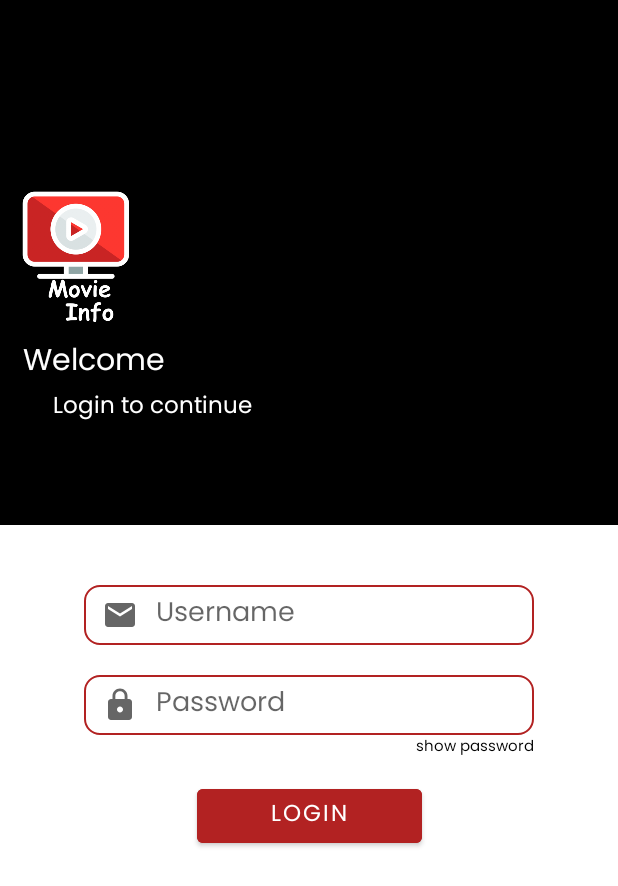
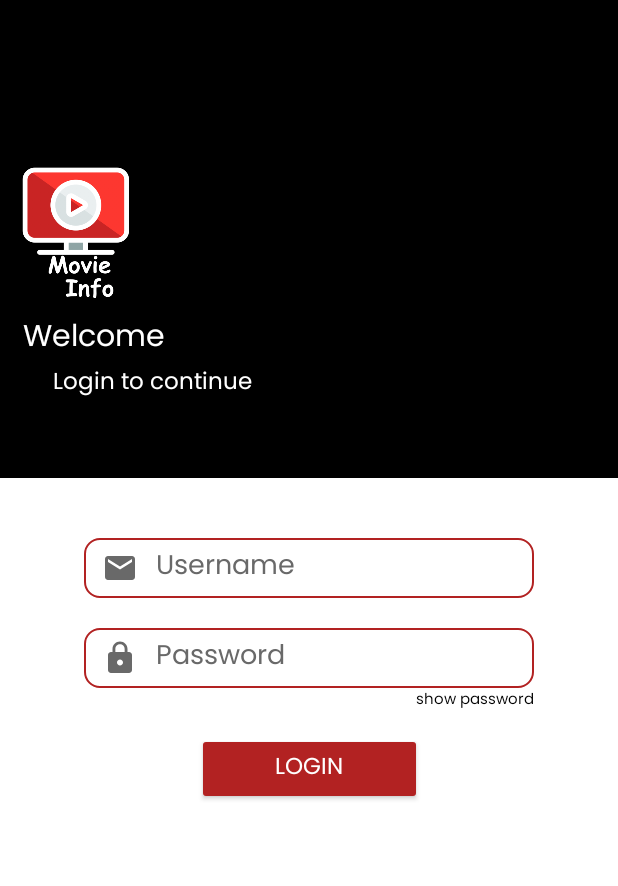
Before and after one commit to psparum/movie-info, an Android app: the screen it shows after launch (LoginActivity), on a phone screen of 412 x 824 dp. Shown: the top 886 px of the screen. Run offline under Robolectric (Android 15) with nearby library versions, the phone set to English and light mode, and no system bars.

Commit message:
change layout login above keyboard

```diff
--- a/app/src/main/AndroidManifest.xml
+++ b/app/src/main/AndroidManifest.xml
@@ -13,7 +13,9 @@
         android:theme="@style/Theme.MovieInfo">
         <activity
             android:name=".LoginActivity"
-            android:exported="true" />
+            android:windowSoftInputMode="adjustResize"
+            android:screenOrientation="portrait"
+            android:exported="false" />
         <activity
             android:name=".SplashActivity"
             android:exported="true">
--- a/app/src/main/res/drawable/ic_baseline_email_24.xml
+++ b/app/src/main/res/drawable/ic_baseline_email_24.xml
@@ -2,8 +2,7 @@
     android:width="24dp"
     android:height="24dp"
     android:viewportWidth="24"
-    android:viewportHeight="24"
-    android:tint="?attr/colorControlNormal">
+    android:viewportHeight="24">
   <path
       android:fillColor="@color/abu_tua"
       android:pathData="M20,4L4,4c-1.1,0 -1.99,0.9 -1.99,2L2,18c0,1.1 0.9,2 2,2h16c1.1,0 2,-0.9 2,-2L22,6c0,-1.1 -0.9,-2 -2,-2zM20,8l-8,5 -8,-5L4,6l8,5 8,-5v2z"/>
--- a/app/src/main/res/drawable/ic_baseline_lock_24.xml
+++ b/app/src/main/res/drawable/ic_baseline_lock_24.xml
@@ -2,8 +2,7 @@
     android:width="24dp"
     android:height="24dp"
     android:viewportWidth="24"
-    android:viewportHeight="24"
-    android:tint="?attr/colorControlNormal">
+    android:viewportHeight="24">
   <path
       android:fillColor="@color/abu_tua"
       android:pathData="M18,8h-1L17,6c0,-2.76 -2.24,-5 -5,-5S7,3.24 7,6v2L6,8c-1.1,0 -2,0.9 -2,2v10c0,1.1 0.9,2 2,2h12c1.1,0 2,-0.9 2,-2L20,10c0,-1.1 -0.9,-2 -2,-2zM12,17c-1.1,0 -2,-0.9 -2,-2s0.9,-2 2,-2 2,0.9 2,2 -0.9,2 -2,2zM15.1,8L8.9,8L8.9,6c0,-1.71 1.39,-3.1 3.1,-3.1 1.71,0 3.1,1.39 3.1,3.1v2z"/>
--- a/app/src/main/res/layout/activity_login.xml
+++ b/app/src/main/res/layout/activity_login.xml
@@ -1,18 +1,32 @@
 <?xml version="1.0" encoding="utf-8"?>
-<androidx.constraintlayout.widget.ConstraintLayout xmlns:android="http://schemas.android.com/apk/res/android"
+<androidx.constraintlayout.widget.ConstraintLayout
+    xmlns:android="http://schemas.android.com/apk/res/android"
     xmlns:app="http://schemas.android.com/apk/res-auto"
     xmlns:tools="http://schemas.android.com/tools"
     android:id="@+id/cl1"
+    android:background="@color/white"
     android:layout_width="match_parent"
-    android:layout_height="match_parent"
-    tools:context=".LoginActivity">
+    android:layout_height="match_parent">
 
+    <ScrollView
+        android:layout_width="match_parent"
+        android:layout_height="0dp"
+        android:orientation="vertical"
+        app:layout_constraintBottom_toBottomOf="parent"
+        app:layout_constraintTop_toTopOf="parent"
+        app:layout_constraintStart_toStartOf="parent">
+
+        <androidx.constraintlayout.widget.ConstraintLayout
+            android:layout_width="match_parent"
+            android:layout_height="wrap_content">
 
             <androidx.constraintlayout.widget.ConstraintLayout
                 android:id="@+id/cl2"
                 android:layout_width="match_parent"
-        android:layout_height="350dp"
+                android:layout_height="0dp"
                 android:background="@color/black"
+                android:paddingTop="50dp"
+                android:paddingBottom="50dp"
                 app:layout_constraintStart_toStartOf="parent"
                 app:layout_constraintTop_toTopOf="parent">
 
@@ -50,8 +64,10 @@
             <androidx.constraintlayout.widget.ConstraintLayout
                 android:id="@+id/cl3"
                 android:layout_width="match_parent"
-        android:layout_height="0dp"
+                android:layout_height="match_parent"
+                android:background="@color/white"
                 app:layout_constraintBottom_toBottomOf="parent"
+                app:layout_constraintStart_toStartOf="parent"
                 app:layout_constraintTop_toBottomOf="@id/cl2">
 
 
@@ -74,12 +90,14 @@
                     android:drawableStart="@drawable/ic_baseline_email_24"
                     android:drawablePadding="12dp"
                     android:ems="10"
+                    android:hint="Username"
                     android:inputType="textEmailAddress"
-            android:hint="Username"
                     android:lines="1"
                     android:maxLines="1"
                     android:paddingStart="12dp"
                     android:paddingEnd="12dp"
+                    android:textColor="@color/black"
+                    android:textColorHint="@color/abu_tua"
                     app:layout_constraintEnd_toEndOf="parent"
                     app:layout_constraintStart_toStartOf="parent"
                     app:layout_constraintTop_toTopOf="parent" />
@@ -111,6 +129,8 @@
                     android:maxLines="1"
                     android:paddingStart="12dp"
                     android:paddingEnd="12dp"
+                    android:textColor="@color/black"
+                    android:textColorHint="@color/abu_tua"
                     app:layout_constraintEnd_toEndOf="parent"
                     app:layout_constraintStart_toStartOf="parent"
                     app:layout_constraintTop_toBottomOf="@id/etUsername" />
@@ -140,8 +160,10 @@
                     android:layout_marginTop="30dp"
                     android:backgroundTint="@color/merah_bata"
                     android:text="LOGIN"
+                    android:fitsSystemWindows="true"
                     android:textColor="@color/white"
                     android:textSize="15dp"
+                    app:layout_constraintBottom_toBottomOf="parent"
                     app:layout_constraintEnd_toEndOf="parent"
                     app:layout_constraintStart_toStartOf="parent"
                     app:layout_constraintTop_toBottomOf="@id/etPassword" />
@@ -150,3 +172,7 @@
             </androidx.constraintlayout.widget.ConstraintLayout>
 
         </androidx.constraintlayout.widget.ConstraintLayout>
+
+    </ScrollView>
+
+</androidx.constraintlayout.widget.ConstraintLayout>
--- a/app/src/main/res/values-night/themes.xml
+++ b/app/src/main/res/values-night/themes.xml
@@ -1,6 +1,6 @@
 <resources xmlns:tools="http://schemas.android.com/tools">
     <!-- Base application theme. -->
-    <style name="Theme.MovieInfo" parent="Theme.MaterialComponents.DayNight.DarkActionBar">
+    <style name="Theme.MovieInfo" parent="Theme.AppCompat.NoActionBar">
         <!-- Primary brand color. -->
         <item name="colorPrimary">@color/purple_200</item>
         <item name="colorPrimaryVariant">@color/purple_700</item>
@@ -10,7 +10,9 @@
         <item name="colorSecondaryVariant">@color/teal_200</item>
         <item name="colorOnSecondary">@color/black</item>
         <!-- Status bar color. -->
-        <item name="android:statusBarColor" tools:targetApi="l">?attr/colorPrimaryVariant</item>
+        <item name="android:statusBarColor" tools:targetApi="l">@color/black</item>
         <!-- Customize your theme here. -->
+        <item name="android:textColor">@color/white</item>
+        <item name="fontFamily">@font/poppins_regular</item>
     </style>
 </resources>
--- a/app/src/main/res/values/themes.xml
+++ b/app/src/main/res/values/themes.xml
@@ -1,6 +1,6 @@
 <resources xmlns:tools="http://schemas.android.com/tools">
     <!-- Base application theme. -->
-    <style name="Theme.MovieInfo" parent="Theme.MaterialComponents.DayNight.NoActionBar">
+    <style name="Theme.MovieInfo" parent="Theme.AppCompat.NoActionBar">
         <!-- Primary brand color. -->
         <item name="colorPrimary">@color/purple_500</item>
         <item name="colorPrimaryVariant">@color/purple_700</item>
```
Lines whose indentation alone changed are shown as unchanged.
